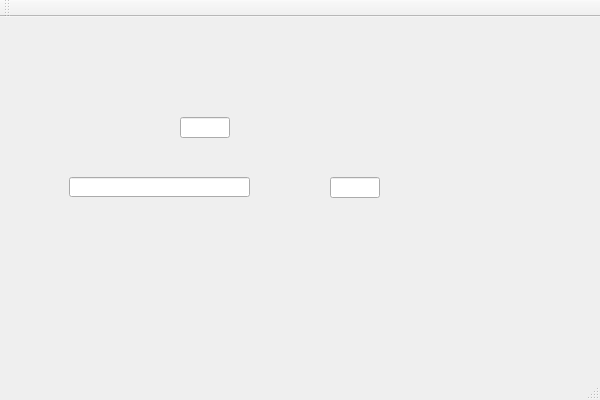
Before: the Qt Designer form QtPlayground/qtplayground.ui in GueChen/GComponentQtPuginLib, drawn with Qt 5.
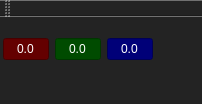
After: the same form once the commit is applied. Custom widgets are drawn as their Qt base class.

Commit message: color convas label 1st version complete, remain combine task

Diff of the .ui file:
```diff
--- a/QtPlayground/qtplayground.ui
+++ b/QtPlayground/qtplayground.ui
@@ -6,44 +6,131 @@
    <rect>
     <x>0</x>
     <y>0</y>
-    <width>600</width>
-    <height>400</height>
+    <width>202</width>
+    <height>104</height>
    </rect>
   </property>
   <property name="windowTitle">
    <string>QtPlayground</string>
   </property>
+  <property name="styleSheet">
+   <string notr="true">background-color: rgb(35, 35, 35);</string>
+  </property>
   <widget class="QWidget" name="centralWidget">
-   <widget class="DragEdit" name="dragedit">
-    <property name="geometry">
-     <rect>
-      <x>69</x>
-      <y>160</y>
-      <width>181</width>
-      <height>20</height>
-     </rect>
+   <layout class="QHBoxLayout" name="horizontalLayout">
+    <property name="leftMargin">
+     <number>3</number>
     </property>
-   </widget>
-   <widget class="DragEdit" name="DragEdit_2">
-    <property name="geometry">
-     <rect>
-      <x>330</x>
-      <y>160</y>
-      <width>50</width>
-      <height>21</height>
-     </rect>
+    <property name="topMargin">
+     <number>5</number>
     </property>
-   </widget>
-   <widget class="DragEdit" name="DragEdit_3">
-    <property name="geometry">
-     <rect>
-      <x>180</x>
-      <y>100</y>
-      <width>50</width>
-      <height>21</height>
-     </rect>
+    <property name="rightMargin">
+     <number>3</number>
     </property>
-   </widget>
+    <property name="bottomMargin">
+     <number>5</number>
+    </property>
+    <item>
+     <widget class="DragEdit" name="dragedit">
+      <property name="sizePolicy">
+       <sizepolicy hsizetype="Expanding" vsizetype="Fixed">
+        <horstretch>0</horstretch>
+        <verstretch>0</verstretch>
+       </sizepolicy>
+      </property>
+      <property name="maximumSize">
+       <size>
+        <width>16677215</width>
+        <height>16777215</height>
+       </size>
+      </property>
+      <property name="styleSheet">
+       <string notr="true">color: rgb(255, 255, 255);
+background-color: rgb(100, 0, 0);</string>
+      </property>
+      <property name="text">
+       <string>0.0</string>
+      </property>
+      <property name="alignment">
+       <set>Qt::AlignCenter</set>
+      </property>
+     </widget>
+    </item>
+    <item>
+     <widget class="DragEdit" name="DragEdit_3">
+      <property name="sizePolicy">
+       <sizepolicy hsizetype="Expanding" vsizetype="Fixed">
+        <horstretch>0</horstretch>
+        <verstretch>0</verstretch>
+       </sizepolicy>
+      </property>
+      <property name="maximumSize">
+       <size>
+        <width>16677215</width>
+        <height>16777215</height>
+       </size>
+      </property>
+      <property name="styleSheet">
+       <string notr="true">color: rgb(255, 255, 255);
+background-color: rgb(0, 75, 0);</string>
+      </property>
+      <property name="text">
+       <string>0.0</string>
+      </property>
+      <property name="alignment">
+       <set>Qt::AlignCenter</set>
+      </property>
+     </widget>
+    </item>
+    <item>
+     <widget class="DragEdit" name="DragEdit_2">
+      <property name="sizePolicy">
+       <sizepolicy hsizetype="Expanding" vsizetype="Fixed">
+        <horstretch>0</horstretch>
+        <verstretch>0</verstretch>
+       </sizepolicy>
+      </property>
+      <property name="maximumSize">
+       <size>
+        <width>16677215</width>
+        <height>16777215</height>
+       </size>
+      </property>
+      <property name="styleSheet">
+       <string notr="true">color: rgb(255, 255, 255);
+background-color: rgb(0, 0, 120);</string>
+      </property>
+      <property name="text">
+       <string>0.0</string>
+      </property>
+      <property name="alignment">
+       <set>Qt::AlignCenter</set>
+      </property>
+     </widget>
+    </item>
+    <item>
+     <widget class="ColorCanvas" name="color_canvas" native="true">
+      <property name="sizePolicy">
+       <sizepolicy hsizetype="Fixed" vsizetype="Fixed">
+        <horstretch>0</horstretch>
+        <verstretch>0</verstretch>
+       </sizepolicy>
+      </property>
+      <property name="minimumSize">
+       <size>
+        <width>40</width>
+        <height>40</height>
+       </size>
+      </property>
+      <property name="maximumSize">
+       <size>
+        <width>40</width>
+        <height>40</height>
+       </size>
+      </property>
+     </widget>
+    </item>
+   </layout>
   </widget>
   <widget class="QMenuBar" name="menuBar">
    <property name="geometry">
@@ -70,7 +157,12 @@
   <customwidget>
    <class>DragEdit</class>
    <extends>QLineEdit</extends>
-   <header>dragedit.h</header>
+   <header>custom/dragedit.h</header>
+  </customwidget>
+  <customwidget>
+   <class>ColorCanvas</class>
+   <extends>QWidget</extends>
+   <header>custom/color_canvas.h</header>
   </customwidget>
  </customwidgets>
  <resources>
```
Left out of the diff: 2 changed lines with no effect on the pictures. The commit also changes 14 other files.
